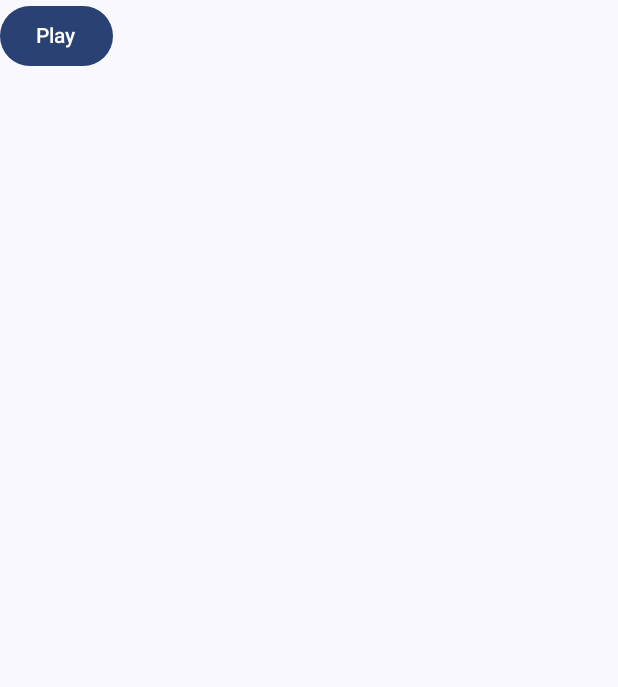
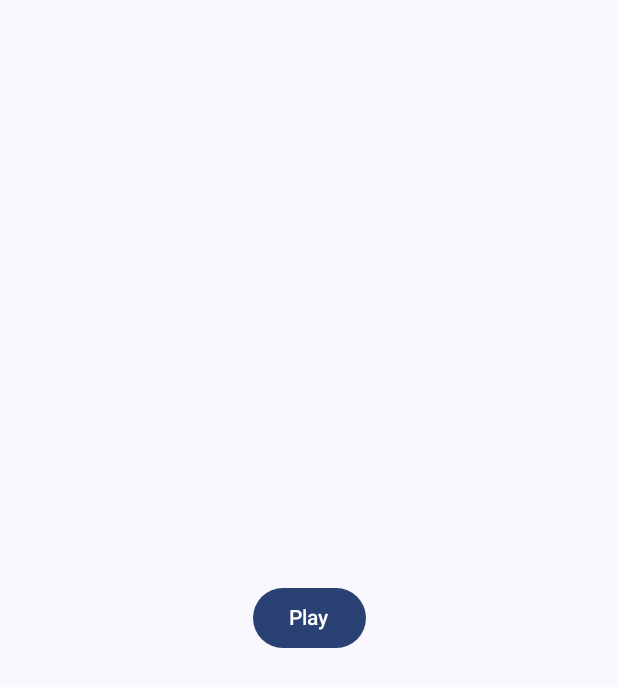
Before and after one commit to epicdevler/Google-ExoPlayer-Test, an Android app built with Jetpack Compose: the screen it shows after launch (MainActivity), on a phone screen of 412 x 824 dp. Shown: the top 687 px of the screen. Run offline under Robolectric (Android 15) with nearby library versions, the phone set to English and light mode, and no system bars.

Commit message:
Modified Player composable ui

```diff
--- a/app/src/main/java/com/epicdevler/practice/mediaplayerimpl/MainActivity.kt
+++ b/app/src/main/java/com/epicdevler/practice/mediaplayerimpl/MainActivity.kt
@@ -3,6 +3,7 @@ package com.epicdevler.practice.mediaplayerimpl
 import android.os.Bundle
 import androidx.activity.ComponentActivity
 import androidx.activity.compose.setContent
+import androidx.compose.foundation.layout.Arrangement
 import androidx.compose.foundation.layout.Column
 import androidx.compose.foundation.layout.fillMaxSize
 import androidx.compose.material3.Button
@@ -10,6 +11,7 @@ import androidx.compose.material3.MaterialTheme
 import androidx.compose.material3.Surface
 import androidx.compose.material3.Text
 import androidx.compose.runtime.Composable
+import androidx.compose.ui.Alignment
 import androidx.compose.ui.Modifier
 import androidx.compose.ui.tooling.preview.Preview
 import com.epicdevler.practice.mediaplayerimpl.ui.theme.MediaPlayerImplTheme
@@ -34,7 +36,11 @@ class MainActivity : ComponentActivity() {
 
 @Composable
 fun Player() {
-    Column {
+    Column(
+        modifier = Modifier.fillMaxSize(),
+        verticalArrangement = Arrangement.Center,
+        horizontalAlignment = Alignment.CenterHorizontally
+    ) {
         Button(onClick = { startPlayer() }) {
             Text(text = "Play")
         }
```
